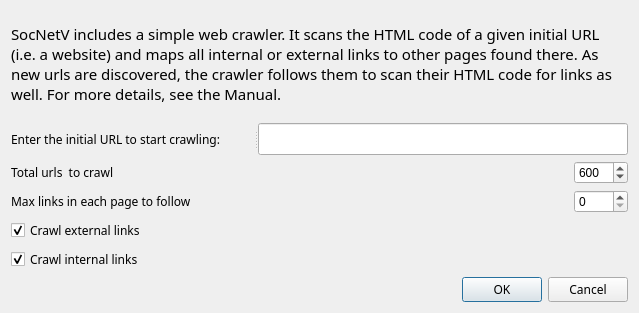
socnetv/app, file src/forms/webcrawlerdialog.ui: the form before one commit.
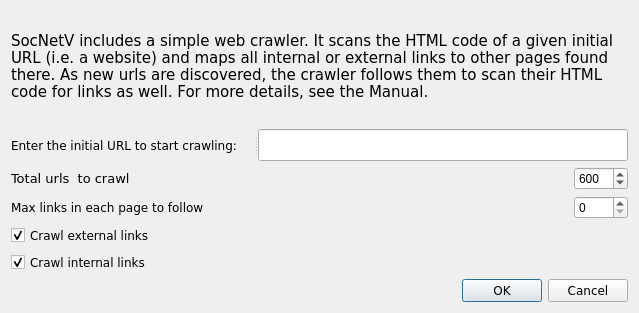
The form after the commit.

Commit message: reverted fonts in forms

Patch:
```diff
--- a/src/forms/webcrawlerdialog.ui
+++ b/src/forms/webcrawlerdialog.ui
@@ -30,7 +30,7 @@
      </property>
      <property name="font">
       <font>
-       <family>Sans Serif</family>
+       <family>DejaVu Sans</family>
        <pointsize>11</pointsize>
       </font>
      </property>
@@ -53,7 +53,7 @@
      <widget class="QLabel" name="label">
       <property name="font">
        <font>
-        <family>Sans Serif</family>
+        <family>DejaVu Sans</family>
        </font>
       </property>
       <property name="text">
@@ -104,7 +104,7 @@
        </property>
        <property name="font">
         <font>
-         <family>Sans Serif</family>
+         <family>DejaVu Sans</family>
         </font>
        </property>
        <property name="toolTip">
@@ -166,7 +166,10 @@
        </property>
        <property name="font">
         <font>
-         <family>Sans Serif</family>
+         <family>DejaVu Sans</family>
+         <pointsize>10</pointsize>
+         <weight>50</weight>
+         <bold>false</bold>
         </font>
        </property>
        <property name="toolTip">
@@ -221,7 +224,7 @@
      </property>
      <property name="font">
       <font>
-       <family>Sans Serif</family>
+       <family>DejaVu Sans</family>
       </font>
      </property>
      <property name="focusPolicy">
@@ -248,7 +251,7 @@
     <widget class="QCheckBox" name="intLinksCheckBox">
      <property name="font">
       <font>
-       <family>Sans Serif</family>
+       <family>DejaVu Sans</family>
       </font>
      </property>
      <property name="focusPolicy">
@@ -275,7 +278,7 @@
      </property>
      <property name="font">
       <font>
-       <family>Sans Serif</family>
+       <family>DejaVu Sans</family>
       </font>
      </property>
      <property name="orientation">
```
The commit also changes 2 other files.
